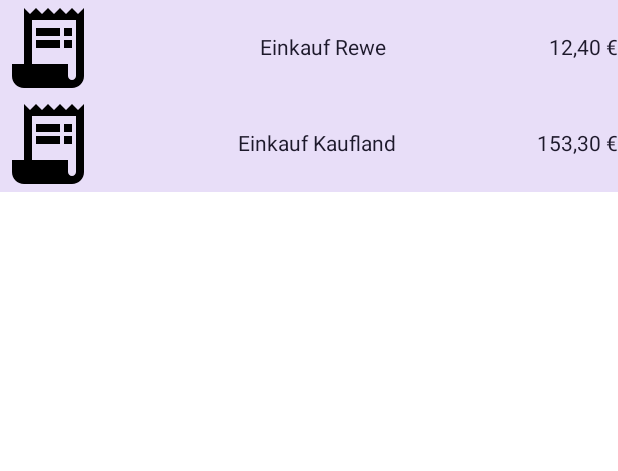
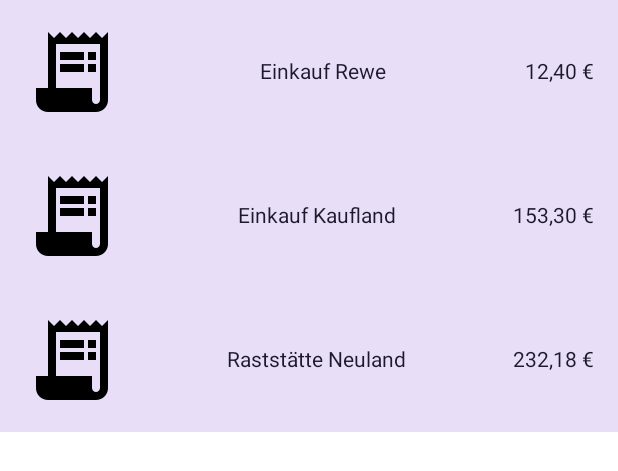
Before and after one commit to Baltic-Byte-Buccaneers/Baltic-Byte-Buccaneers, an Android app built with Jetpack Compose: the @Preview function ReceiptListViewPreview, on a phone screen of 412 x 824 dp. Shown: the top 471 px of the screen. Run offline under Robolectric (Android 15) with nearby library versions, the phone set to English and light mode, and no system bars.

Commit message:
#4 Finisched ReceiptListViewItem layout, added scroll

```diff
--- a/App/app/src/main/java/com/example/balticbytebuccaneers/module/receiptList/ReceiptListView.kt
+++ b/App/app/src/main/java/com/example/balticbytebuccaneers/module/receiptList/ReceiptListView.kt
@@ -1,12 +1,15 @@
 package com.example.balticbytebuccaneers.module.receiptList
 
 import androidx.compose.foundation.layout.Column
+import androidx.compose.foundation.rememberScrollState
+import androidx.compose.foundation.verticalScroll
 import androidx.compose.runtime.Composable
+import androidx.compose.ui.Modifier
 import androidx.compose.ui.tooling.preview.Preview
 
 @Composable
 fun ReceiptListView(receipts: List<Receipt>) {
-    Column {
+    Column(modifier = Modifier.verticalScroll(rememberScrollState())) {
         // Add 5 items
         receipts.forEach { receipt ->
             ReceiptListViewItem(receipt)
@@ -26,6 +29,10 @@
             Receipt(
                 "Einkauf Kaufland",
                 "153,30 €"
+            ),
+            Receipt(
+                "Raststätte Neuland",
+                "232,18 €"
             )
         )
     ReceiptListView(receipts)
--- a/App/app/src/main/java/com/example/balticbytebuccaneers/module/receiptList/ReceiptListViewItem.kt
+++ b/App/app/src/main/java/com/example/balticbytebuccaneers/module/receiptList/ReceiptListViewItem.kt
@@ -6,6 +6,7 @@
 import androidx.compose.foundation.layout.Row
 import androidx.compose.foundation.layout.fillMaxSize
 import androidx.compose.foundation.layout.fillMaxWidth
+import androidx.compose.foundation.layout.padding
 import androidx.compose.foundation.layout.size
 import androidx.compose.material.icons.Icons
 import androidx.compose.material.icons.filled.ReceiptLong
@@ -21,13 +22,17 @@
 
 @Composable
 fun ReceiptListViewItem(receipt: Receipt) {
-    Box(modifier = Modifier.background(MaterialTheme.colorScheme.secondaryContainer)) {
+    Box(
+        modifier = Modifier
+            .background(MaterialTheme.colorScheme.secondaryContainer)
+            .padding(16.dp)
+
+    ) {
         Row(
             modifier = Modifier.fillMaxWidth(),
             horizontalArrangement = Arrangement.SpaceBetween,
             verticalAlignment = Alignment.CenterVertically
         ) {
-
             Icon(
                 imageVector = Icons.Filled.ReceiptLong,
                 contentDescription = "",
```
